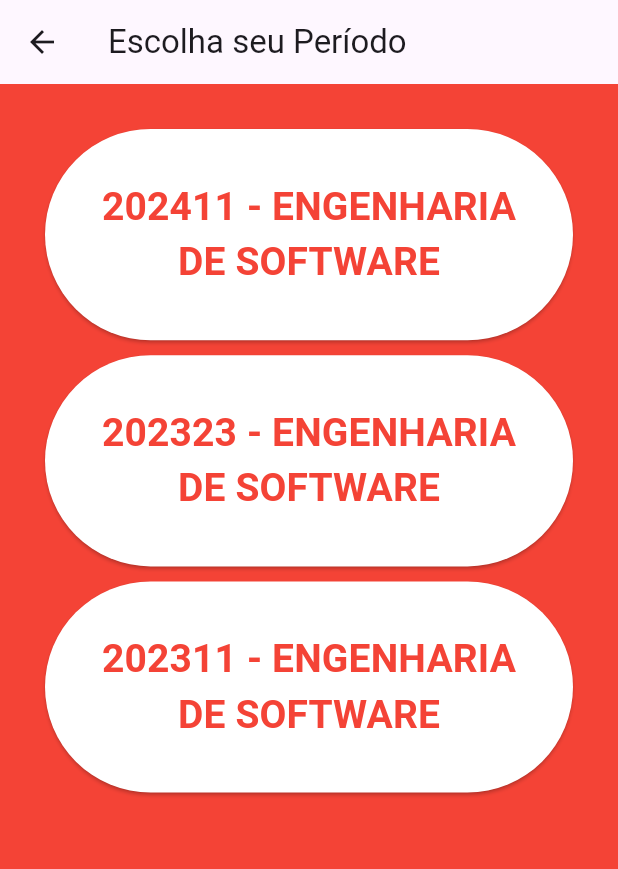
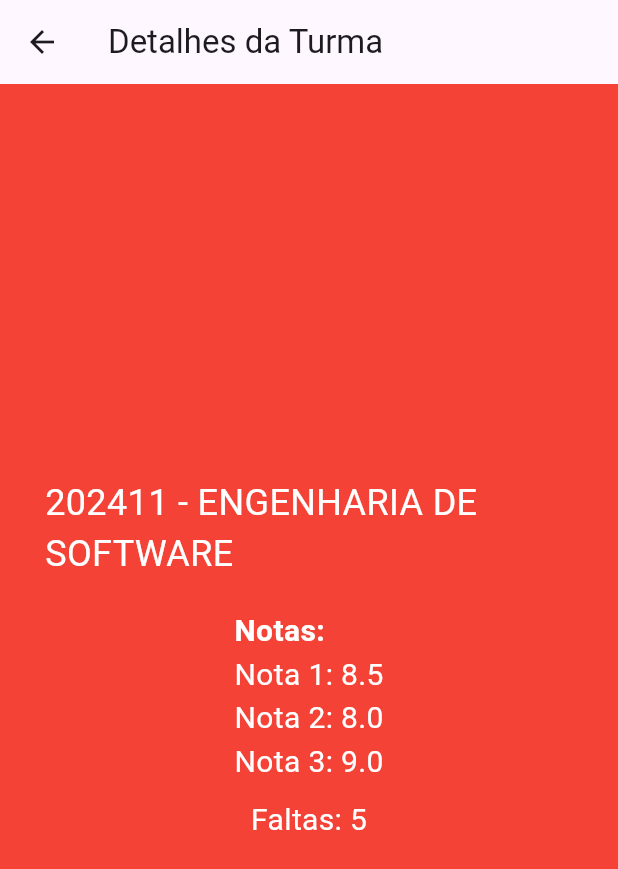
Before and after one commit to Erickdemathe123/CatolicaApp, a Flutter app: the ProximaPagina screen opened directly, after a tap on "202411 - ENGENHARIA DE SOFTWARE", on a phone screen of 412 x 824 dp. Shown: the top 869 px of the screen. Run offline on Flutter 3.47's test engine with Material 3 defaults, Android fonts, the phone set to English and light mode, and no system bars; network calls fail.

Commit message:
Update home.dart

```diff
--- a/dailytasks/lib/home.dart
+++ b/dailytasks/lib/home.dart
@@ -173,7 +173,6 @@ class OutraPagina extends StatelessWidget {
 }
 
 class ProximaPagina extends StatelessWidget {
-  // Lista de nomes de turmas
   final List<String> turmas = [
     '202411 - ENGENHARIA DE SOFTWARE',
     '202323 - ENGENHARIA DE SOFTWARE',
@@ -192,15 +191,24 @@ class ProximaPagina extends StatelessWidget {
         child: GridView.builder(
           itemCount: turmas.length,
           gridDelegate: SliverGridDelegateWithFixedCrossAxisCount(
-            crossAxisCount: 1, // Define o número de colunas
-            crossAxisSpacing: 10.0, // Espaçamento entre colunas
-            mainAxisSpacing: 10.0, // Espaçamento entre linhas
-            childAspectRatio: 2.5, // Proporção entre largura e altura dos itens
+            crossAxisCount: 1,
+            crossAxisSpacing: 10.0,
+            mainAxisSpacing: 10.0,
+            childAspectRatio: 2.5,
           ),
           itemBuilder: (BuildContext context, int index) {
             return ElevatedButton(
               onPressed: () {
-                print(turmas[index]);
+                Navigator.push(
+                  context,
+                  MaterialPageRoute(
+                    builder: (context) => DetalhesTurma(
+                      nomeTurma: turmas[index],
+                      notas: [8.5, 8.0, 9.0], // Substitua com as notas reais
+                      faltas: 5, // Substitua com as faltas reais
+                    ),
+                  ),
+                );
               },
               style: ElevatedButton.styleFrom(
                 backgroundColor: Colors.white,
@@ -221,3 +229,68 @@ class ProximaPagina extends StatelessWidget {
     );
   }
 }
+
+class DetalhesTurma extends StatelessWidget {
+  final String nomeTurma;
+  final List<double> notas;
+  final int faltas;
+
+  DetalhesTurma({required this.nomeTurma, required this.notas, required this.faltas});
+
+  @override
+  Widget build(BuildContext context) {
+    return Scaffold(
+      appBar: AppBar(
+        title: Text('Detalhes da Turma'),
+      ),
+      body: Container(
+        color: Colors.red,
+        padding: EdgeInsets.all(30.0),
+        child: Center(
+          child: Column(
+            mainAxisAlignment: MainAxisAlignment.center,
+            children: [
+              Text(
+                nomeTurma,
+                style: TextStyle(
+                  fontSize: 24,
+                  color: Colors.white,
+                ),
+              ),
+              SizedBox(height: 20),
+              Column(
+                crossAxisAlignment: CrossAxisAlignment.start,
+                children: [
+                  Text(
+                    'Notas:',
+                    style: TextStyle(
+                      fontSize: 20,
+                      color: Colors.white,
+                      fontWeight: FontWeight.bold,
+                    ),
+                  ),
+                  for (var i = 0; i < notas.length; i++)
+                    Text(
+                      'Nota ${i + 1}: ${notas[i]}',
+                      style: TextStyle(
+                        fontSize: 20,
+                        color: Colors.white,
+                      ),
+                    ),
+                ],
+              ),
+              SizedBox(height: 10),
+              Text(
+                'Faltas: $faltas',
+                style: TextStyle(
+                  fontSize: 20,
+                  color: Colors.white,
+                ),
+              ),
+            ],
+          ),
+        ),
+      ),
+    );
+  }
+}
```
